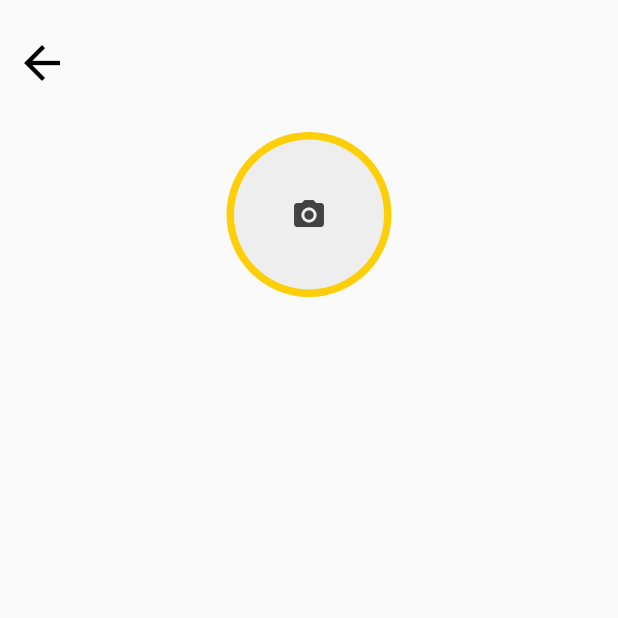
After one commit to adlopezruiz/busontime-app, a Flutter app: the UserImagePicker screen opened by its route, on a phone screen of 412 x 824 dp, the top half of it. The commit adds this screen. Run offline on Flutter 3.47's test engine with Material 2 defaults, Android fonts, the phone set to English and light mode, and no system bars; our stand-ins replace bloc, cloud_firestore, equatable, firebase_auth, firebase_core, firebase_storage and 9 more; accounts and stored records are empty; generated files the repository leaves out were written again; project files that could hold a hidden picture were left out.

Commit message:
Imagepicker and storage upload is ready to go

```diff
--- /dev/null
+++ b/lib/features/auth/register/bloc/image_picker/image_picker_event.dart
@@ -0,0 +1,14 @@
+part of 'image_picker_bloc.dart';
+
+abstract class ImagePickerEvent extends Equatable {
+  const ImagePickerEvent();
+
+  @override
+  List<Object> get props => [];
+}
+
+class PickImageRequestedEvent extends ImagePickerEvent {}
+
+class MakePhotoRequestedEvent extends ImagePickerEvent {}
+
+class UploadImageRequestedEvent extends ImagePickerEvent {}
--- /dev/null
+++ b/lib/features/auth/register/bloc/image_picker/image_picker_state.dart
@@ -0,0 +1,40 @@
+part of 'image_picker_bloc.dart';
+
+enum ImagePickerStatus {
+  unknown,
+  picked,
+  uploaded,
+  error,
+}
+
+class ImagePickerState extends Equatable {
+  const ImagePickerState({
+    required this.imagePickerStatus,
+    this.image,
+  });
+
+  factory ImagePickerState.unknown() {
+    return const ImagePickerState(imagePickerStatus: ImagePickerStatus.unknown);
+  }
+
+  final ImagePickerStatus imagePickerStatus;
+  final File? image;
+
+  @override
+  String toString() =>
+      'ImagePickerState(imagePickerStatus: $imagePickerStatus, image: $image)';
+
+  ImagePickerState copyWith({
+    ImagePickerStatus? imagePickerStatus,
+    File? image,
+    String? error,
+  }) {
+    return ImagePickerState(
+      imagePickerStatus: imagePickerStatus ?? this.imagePickerStatus,
+      image: image ?? this.image,
+    );
+  }
+
+  @override
+  List<Object?> get props => [imagePickerStatus, image];
+}
--- /dev/null
+++ b/lib/features/auth/register/screens/image_picker_screen.dart
@@ -0,0 +1,85 @@
+import 'package:bot_main_app/dependency_injection/injector.dart';
+import 'package:bot_main_app/features/auth/register/bloc/image_picker/image_picker_bloc.dart';
+import 'package:bot_main_app/ui/atoms/appbars.dart';
+import 'package:flutter/material.dart';
+
+class UserImagePicker extends StatelessWidget {
+  const UserImagePicker({super.key});
+
+  @override
+  Widget build(BuildContext context) {
+    return Scaffold(
+      appBar: AppBars.onlyWithArrowBack(arrowRoute: '/register'),
+      body: Column(
+        children: <Widget>[
+          const SizedBox(
+            height: 32,
+          ),
+          Center(
+            child: GestureDetector(
+              onTap: () {
+                showPicker(context);
+              },
+              child: CircleAvatar(
+                radius: 55,
+                backgroundColor: const Color(0xffFDCF09),
+                child: getIt<ImagePickerBloc>().state.image != null
+                    ? ClipRRect(
+                        borderRadius: BorderRadius.circular(50),
+                        child: Image.file(
+                          getIt<ImagePickerBloc>().state.image!,
+                          width: 100,
+                          height: 100,
+                          fit: BoxFit.fitHeight,
+                        ),
+                      )
+                    : Container(
+                        decoration: BoxDecoration(
+                          color: Colors.grey[200],
+                          borderRadius: BorderRadius.circular(50),
+                        ),
+                        width: 100,
+                        height: 100,
+                        child: Icon(
+                          Icons.camera_alt,
+                          color: Colors.grey[800],
+                        ),
+                      ),
+              ),
+            ),
+          )
+        ],
+      ),
+    );
+  }
+
+  void showPicker(BuildContext context) {
+    showModalBottomSheet(
+      context: context,
+      builder: (BuildContext bc) {
+        return SafeArea(
+          child: Wrap(
+            children: <Widget>[
+              ListTile(
+                leading: const Icon(Icons.photo_library),
+                title: const Text('Gallery'),
+                onTap: () {
+                  getIt<ImagePickerBloc>().add(PickImageRequestedEvent());
+                  Navigator.of(context).pop();
+                },
+              ),
+              ListTile(
+                leading: const Icon(Icons.photo_camera),
+                title: const Text('Camera'),
+                onTap: () {
+                  getIt<ImagePickerBloc>().add(MakePhotoRequestedEvent());
+                  Navigator.of(context).pop();
+                },
+              ),
+            ],
+          ),
+        );
+      },
+    );
+  }
+}
--- a/lib/features/auth/register/screens/name_screen.dart
+++ b/lib/features/auth/register/screens/name_screen.dart
@@ -8,6 +8,7 @@ import 'package:bot_main_app/ui/atoms/spacers.dart';
 import 'package:bot_main_app/utils/error_dialog.dart';
 import 'package:flutter/material.dart';
 import 'package:flutter_bloc/flutter_bloc.dart';
+import 'package:go_router/go_router.dart';
 import 'package:validators/validators.dart';
 
 class RegisterScreen extends StatefulWidget {
@@ -48,6 +49,7 @@ class _RegisterScreenState extends State<RegisterScreen> {
       email: _email!,
       password: _password!,
     );
+    getIt<GoRouter>().push('/userimage');
   }
 
   @override
--- a/lib/features/profile/bloc/profile_cubit.dart
+++ b/lib/features/profile/bloc/profile_cubit.dart
@@ -2,7 +2,7 @@ import 'package:bot_main_app/dependency_injection/injector.dart';
 import 'package:bot_main_app/features/auth/bloc/auth_bloc.dart';
 import 'package:bot_main_app/models/custom_error.dart';
 import 'package:bot_main_app/models/user_model.dart';
-import 'package:bot_main_app/repository/auth/profile_repository.dart';
+import 'package:bot_main_app/repository/auth/user_repository.dart';
 import 'package:equatable/equatable.dart';
 import 'package:flutter_bloc/flutter_bloc.dart';
 
@@ -11,11 +11,10 @@ part 'profile_state.dart';
 class ProfileCubit extends Cubit<ProfileState> {
   ProfileCubit({required this.profileRepository})
       : super(ProfileState.initial()) {
-    print(getIt<AuthBloc>().state.user!.uid);
     final uid = getIt<AuthBloc>().state.user!.uid;
     getProfile(uid: uid);
   }
-  final ProfileRepository profileRepository;
+  final UserRepository profileRepository;
 
   Future<void> getProfile({required String uid}) async {
     emit(state.copyWith(profileStatus: ProfileStatus.loading));
--- a/lib/repository/auth/auth_repository.dart
+++ b/lib/repository/auth/auth_repository.dart
@@ -28,6 +28,7 @@ class AuthRepository {
     required String email,
     required String password,
   }) async {
+    print('$name $email $password');
     try {
       //Creating new user to firebase
       final userCredential = await firebaseAuth.createUserWithEmailAndPassword(
--- a/lib/utils/constants.dart
+++ b/lib/utils/constants.dart
@@ -11,6 +11,7 @@ class AppColors {
 //Firebase constants
 final userRef = FirebaseFirestore.instance.collection('users');
 const kGoogleMapsApi = 'AIzaSyCQY900CUko2JTQV2idWz2SeUZuTSaCeyo';
+const storageBucket = 'gs://fb-auth-bloc-d1201.appspot.com';
 
 //My API constants
 const kApiUrl = 'http://10.0.2.2:3000/api/v1';
--- a/lib/utils/router.dart
+++ b/lib/utils/router.dart
@@ -1,4 +1,5 @@
 import 'package:bot_main_app/features/auth/login/screens/login_screen.dart';
+import 'package:bot_main_app/features/auth/register/screens/image_picker_screen.dart';
 import 'package:bot_main_app/features/auth/register/screens/name_screen.dart';
 import 'package:bot_main_app/features/home/screens/home_screen.dart';
 import 'package:bot_main_app/features/onboarding/onboarding_screen.dart';
@@ -39,6 +40,11 @@ GoRouter setupRouter() {
       builder: (BuildContext context, GoRouterState state) =>
           const ProfileScreen(),
     ),
+    GoRoute(
+      path: '/userimage',
+      builder: (BuildContext context, GoRouterState state) =>
+          const UserImagePicker(),
+    ),
   ];
 
   return GoRouter(
```
Also changed, not shown: lib/dependency_injection/injector.dart (+13 -5 lines), lib/features/auth/register/bloc/image_picker/image_picker_bloc.dart (added, +94 -0 lines), lib/features/auth/register/bloc/register/register_cubit.dart (+4 -3 lines), lib/models/user_model.dart (+31 -2 lines), lib/repository/auth/storage_repository.dart (added, +23 -0 lines), lib/repository/auth/user_repository.dart (renamed from lib/repository/auth/profile_repository.dart, +36 -2 lines), 1 other file.
